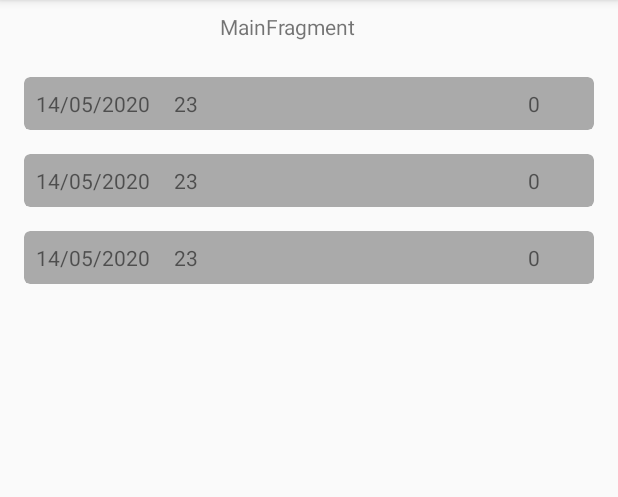
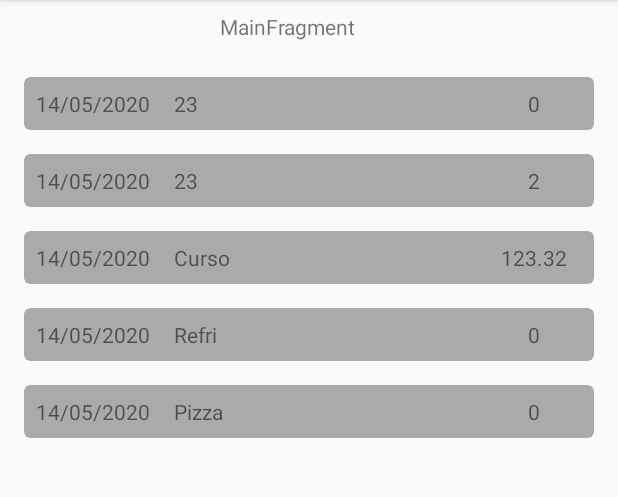
Before and after one commit to emerson-matos/android-finances, an Android app: the screen it shows after launch (MainActivity), on a phone screen of 412 x 824 dp, the part 84-581 px from its top. Run offline under Robolectric (Android 15) with nearby library versions, the phone set to English and light mode, and no system bars.

Commit message:
Using View model

```diff
--- a/app/build.gradle
+++ b/app/build.gradle
@@ -28,14 +28,16 @@ android {
 dependencies {
     implementation fileTree(dir: 'libs', include: ['*.jar'])
     implementation "org.jetbrains.kotlin:kotlin-stdlib-jdk7:$kotlin_version"
-    implementation 'androidx.appcompat:appcompat:1.0.2'
-    implementation 'androidx.core:core-ktx:1.0.2'
+    implementation 'androidx.appcompat:appcompat:1.1.0'
+    implementation 'androidx.core:core-ktx:1.2.0'
     implementation 'androidx.constraintlayout:constraintlayout:1.1.3'
     implementation 'androidx.cardview:cardview:1.0.0'
-    implementation 'androidx.lifecycle:lifecycle-extensions:2.0.0'
-    implementation 'androidx.lifecycle:lifecycle-viewmodel-ktx:2.0.0'
-    implementation 'androidx.recyclerview:recyclerview:1.0.0'
+    implementation 'androidx.lifecycle:lifecycle-extensions:2.2.0'
+    implementation 'androidx.lifecycle:lifecycle-viewmodel-ktx:2.2.0'
+    implementation 'androidx.recyclerview:recyclerview:1.1.0'
 
+    implementation "org.jetbrains.kotlinx:kotlinx-coroutines-core:1.3.0"
+    implementation "org.jetbrains.kotlinx:kotlinx-coroutines-android:1.3.0"
     implementation 'com.google.code.gson:gson:2.8.6'
 
     testImplementation 'junit:junit:4.12'
--- a/app/src/main/java/br/com/controle/financas/adapter/ExpenseAdapter.kt
+++ b/app/src/main/java/br/com/controle/financas/adapter/ExpenseAdapter.kt
@@ -6,15 +6,13 @@ import android.view.ViewGroup
 import androidx.recyclerview.widget.RecyclerView
 import br.com.controle.financas.R
 import br.com.controle.financas.data.model.ExpenseData
-import br.com.controle.financas.ui.main.MainViewModel
+import br.com.controle.financas.ui.main.ExpenseViewModel
 import kotlinx.android.synthetic.main.item_list_expense.view.*
-import java.lang.String.format
-import java.text.DateFormat
 import java.text.SimpleDateFormat
 import java.util.*
 
-class ExpenseAdapter(private val viewModel: MainViewModel,
-                     private val list: List<ExpenseData>) :
+class ExpenseAdapter(private val viewModel: ExpenseViewModel,
+                     private val list: List<ExpenseData> = listOf()) :
     RecyclerView.Adapter<ExpenseAdapter.ViewHolder>() {
 
 
--- /dev/null
+++ b/app/src/main/java/br/com/controle/financas/business/ExpenseBusiness.kt
@@ -0,0 +1,9 @@
+package br.com.controle.financas.business
+
+import br.com.controle.financas.data.model.ExpenseData
+import br.com.controle.financas.data.repository.expense.ExpenseRepository
+
+class ExpenseBusiness(private val expenseRespository: ExpenseRepository) {
+
+    suspend fun fetchExpenseList(): List<ExpenseData> = expenseRespository.doRequestExpenseList()
+}
--- /dev/null
+++ b/app/src/main/java/br/com/controle/financas/data/repository/expense/ExpenseRepository.kt
@@ -0,0 +1,8 @@
+package br.com.controle.financas.data.repository.expense
+
+import br.com.controle.financas.data.model.ExpenseData
+
+interface ExpenseRepository {
+    suspend fun doRequestExpenseList(): List<ExpenseData>
+
+}
--- /dev/null
+++ b/app/src/main/java/br/com/controle/financas/data/repository/expense/ExpenseRepositoryImpl.kt
@@ -0,0 +1,15 @@
+package br.com.controle.financas.data.repository.expense
+
+import br.com.controle.financas.data.model.ExpenseData
+import java.math.BigDecimal
+
+class ExpenseRepositoryImpl: ExpenseRepository {
+    override suspend fun doRequestExpenseList(): List<ExpenseData> = listOf(
+        ExpenseData(),
+        ExpenseData(value = BigDecimal.valueOf(2)),
+        ExpenseData(name = "Curso", value = BigDecimal.valueOf(123.32)),
+        ExpenseData(name = "Refri"),
+        ExpenseData(name = "Pizza")
+    )
+
+}
--- /dev/null
+++ b/app/src/main/java/br/com/controle/financas/ui/main/ExpenseViewModel.kt
@@ -0,0 +1,35 @@
+package br.com.controle.financas.ui.main
+
+import androidx.lifecycle.LiveData
+import androidx.lifecycle.MutableLiveData
+import androidx.lifecycle.ViewModel
+import androidx.lifecycle.viewModelScope
+import br.com.controle.financas.business.ExpenseBusiness
+import br.com.controle.financas.data.model.ExpenseData
+import br.com.controle.financas.data.repository.expense.ExpenseRepositoryImpl
+import kotlinx.coroutines.launch
+
+class ExpenseViewModel : ViewModel() {
+    private val _states = MutableLiveData<List<ExpenseData>>()
+    val states: LiveData<List<ExpenseData>>
+        get() = _states
+
+    private val _loading = MutableLiveData<Boolean>()
+    val loading: LiveData<Boolean>
+        get() = _loading
+
+    fun fetchData() {
+
+        _loading.postValue(true)
+
+        viewModelScope.launch {
+            try {
+                _states.postValue(ExpenseBusiness(ExpenseRepositoryImpl()).fetchExpenseList())
+            } catch (e: Exception) {
+                println(e.message)
+            } finally {
+                _loading.postValue(false)
+            }
+        }
+    }
+}
--- a/app/src/main/java/br/com/controle/financas/ui/main/MainFragment.kt
+++ b/app/src/main/java/br/com/controle/financas/ui/main/MainFragment.kt
@@ -5,14 +5,14 @@ import android.view.LayoutInflater
 import android.view.View
 import android.view.ViewGroup
 import androidx.fragment.app.Fragment
+import androidx.lifecycle.Observer
 import androidx.lifecycle.ViewModelProviders
 import androidx.recyclerview.widget.LinearLayoutManager
 import br.com.controle.financas.R
 import br.com.controle.financas.adapter.ExpenseAdapter
 import br.com.controle.financas.data.model.ExpenseData
 import kotlinx.android.synthetic.main.expense_list.*
-import java.text.SimpleDateFormat
-import java.util.*
+import kotlinx.android.synthetic.main.main_fragment.*
 
 class MainFragment : Fragment() {
 
@@ -20,7 +20,8 @@ class MainFragment : Fragment() {
         fun newInstance() = MainFragment()
     }
 
-    private lateinit var viewModel: MainViewModel
+    private val list: MutableList<ExpenseData> = mutableListOf()
+    private lateinit var viewModel: ExpenseViewModel
 
     override fun onCreateView(inflater: LayoutInflater, container: ViewGroup?,
                               savedInstanceState: Bundle?): View {
@@ -29,12 +30,31 @@ class MainFragment : Fragment() {
 
     override fun onActivityCreated(savedInstanceState: Bundle?) {
         super.onActivityCreated(savedInstanceState)
-        viewModel = ViewModelProviders.of(this).get(MainViewModel::class.java)
+        viewModel = ViewModelProviders.of(this).get(ExpenseViewModel::class.java)
         expenseList.apply {
-            adapter = ExpenseAdapter(viewModel, listOf(ExpenseData(), ExpenseData(), ExpenseData()))
+            adapter = ExpenseAdapter(viewModel, list)
             layoutManager = LinearLayoutManager(context, LinearLayoutManager.VERTICAL, false)
         }
-        // TODO: Use the ViewModel
+        configureViewModel()
+        viewModel.fetchData()
+    }
+
+    private fun configureViewModel() {
+        viewModel.loading.observe(viewLifecycleOwner, Observer {
+            it?.let {
+                println("LOADING VALUE ${it}")
+                expenseLoading.visibility = if(it) View.VISIBLE else View.GONE
+                expenseList.visibility = if(it) View.GONE else View.VISIBLE
+            }
+        })
+
+        viewModel.states.observe(viewLifecycleOwner, Observer {
+            it?.let {
+                println("list size ${it.size}")
+                list.clear()
+                list.addAll(it)
+            }
+        })
     }
 
 }
--- a/app/src/main/java/br/com/controle/financas/ui/main/MainViewModel.kt
+++ /dev/null
@@ -1,7 +0,0 @@
-package br.com.controle.financas.ui.main
-
-import androidx.lifecycle.ViewModel
-
-class MainViewModel : ViewModel() {
-    // TODO: Implement the ViewModel
-}
--- a/app/src/main/res/layout/item_list_expense.xml
+++ b/app/src/main/res/layout/item_list_expense.xml
@@ -28,6 +28,7 @@
             app:layout_constraintHorizontal_weight="3"
             app:layout_constraintStart_toEndOf="@+id/expenseDate"
             app:layout_constraintTop_toTopOf="@+id/expenseDate"
+            android:ellipsize="end"
             tools:text="Pizza" />
 
         <TextView
--- a/app/src/main/res/layout/main_fragment.xml
+++ b/app/src/main/res/layout/main_fragment.xml
@@ -7,6 +7,16 @@
     android:layout_height="match_parent"
     tools:context=".ui.main.MainFragment">
 
+    <androidx.core.widget.ContentLoadingProgressBar
+        android:id="@+id/expenseLoading"
+        android:layout_width="wrap_content"
+        android:layout_height="wrap_content"
+        app:layout_constraintTop_toTopOf="parent"
+        app:layout_constraintBottom_toBottomOf="parent"
+        app:layout_constraintStart_toStartOf="parent"
+        app:layout_constraintEnd_toEndOf="parent"
+        android:visibility="gone"
+        />
     <TextView
         android:id="@+id/message"
         android:layout_width="wrap_content"
```
